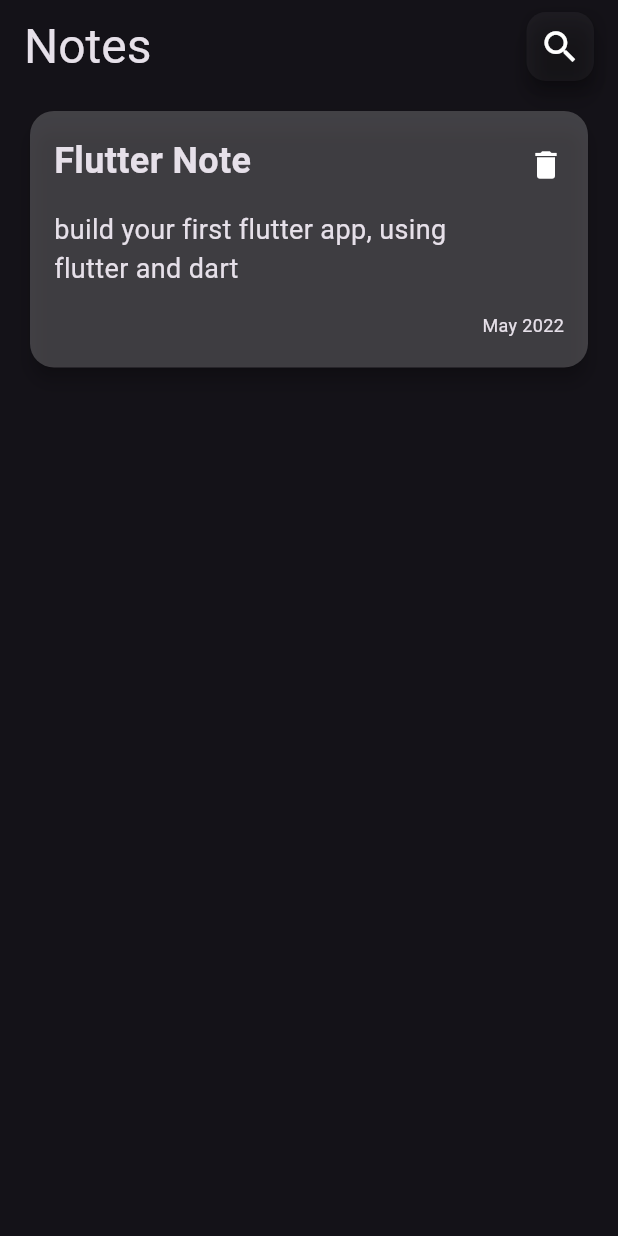
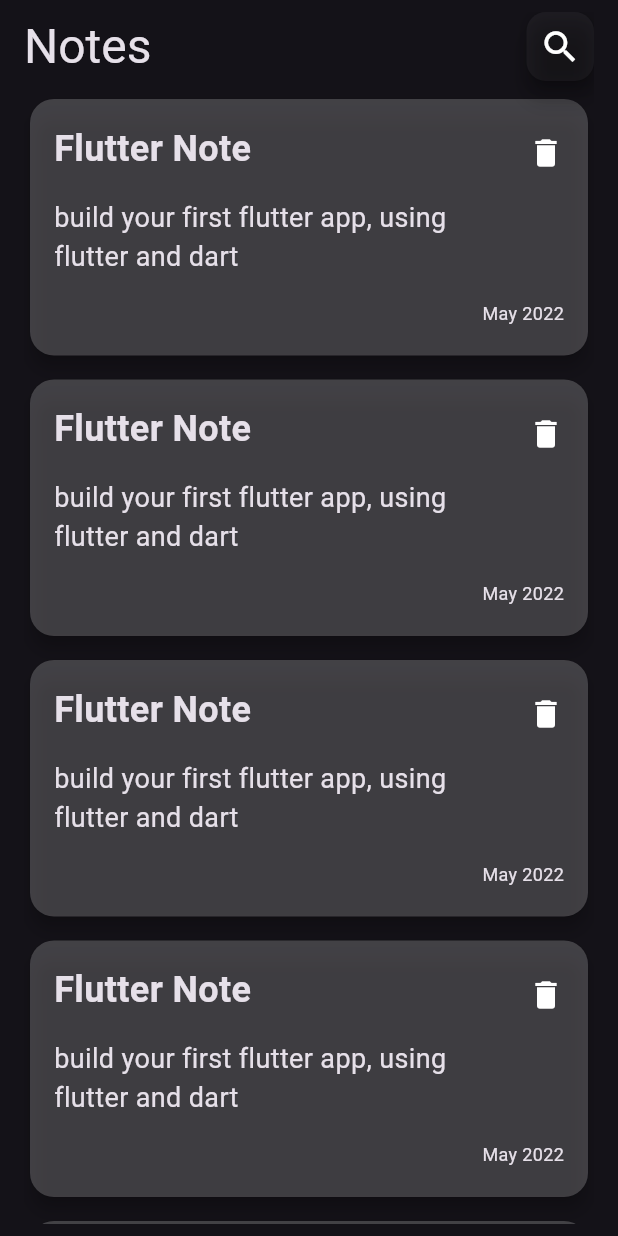
Before and after one commit to AhmedKhaled858/notes_app, a Flutter app: the screen it shows after launch, on a phone screen of 412 x 824 dp. Run offline on Flutter 3.47's test engine with Material 3 defaults, Android fonts, the phone set to English and light mode, and no system bars; our stand-ins replace go_router.

Commit message:
create notes listview

```diff
--- /dev/null
+++ b/lib/features/notes/presentation/views/widgets/notes_listview.dart
@@ -0,0 +1,13 @@
+import 'package:flutter/widgets.dart';
+import 'package:note_app/features/notes/presentation/views/widgets/note_item.dart';
+
+class NotesListview extends StatelessWidget {
+  const NotesListview({super.key});
+
+  @override
+  Widget build(BuildContext context) {
+    return ListView.builder(itemBuilder: (context, index) {
+      return const NoteItem();
+    });
+  }
+}
--- a/lib/features/notes/presentation/views/widgets/notes_view_body.dart
+++ b/lib/features/notes/presentation/views/widgets/notes_view_body.dart
@@ -10,12 +10,29 @@
     return SafeArea(
       child: Padding(
         padding: const EdgeInsets.symmetric(horizontal: 16.0,vertical: 8),
-        child: Column(
-          children: [
-          CustomAppbar(),
-          SizedBox(height: 16,),
-          NoteItem(),
-        ],),
+        // child: Column(
+        //   children: [
+        //   CustomAppbar(),
+        //   SizedBox(height: 16,),
+        //   NoteItem(),
+        // ],),
+        child: CustomScrollView(
+          slivers: [
+            SliverToBoxAdapter(
+              child: CustomAppbar(),
+            ),
+            SliverList(
+              delegate: SliverChildBuilderDelegate(
+                (context, index) => Padding(
+                  padding: const EdgeInsets.only(top: 8.0,),
+                  child: const NoteItem(),
+                ),
+                childCount: 10, // Example count, replace with your data length
+              ),
+            ),
+
+          ],
+        ),
       ),
     );
   }
```
